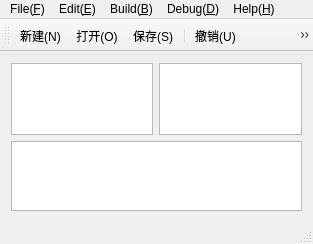
Qt form mainwindow.ui (SwJay/Qt_MipsAssemblr) before a commit.
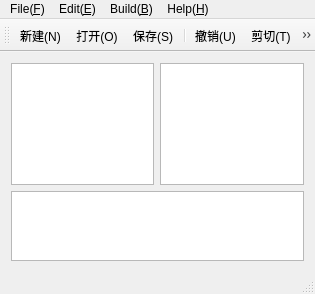
The same form after that commit. Icons and pictures are not drawn.

What changed in the file:
```diff
--- a/mainwindow.ui
+++ b/mainwindow.ui
@@ -6,8 +6,8 @@
    <rect>
     <x>0</x>
     <y>0</y>
-    <width>313</width>
-    <height>244</height>
+    <width>315</width>
+    <height>294</height>
    </rect>
   </property>
   <property name="sizePolicy">
@@ -64,7 +64,7 @@
     <rect>
      <x>0</x>
      <y>0</y>
-     <width>313</width>
+     <width>315</width>
      <height>17</height>
     </rect>
    </property>
@@ -101,15 +101,6 @@
     <addaction name="actionCoe"/>
     <addaction name="action"/>
    </widget>
-   <widget class="QMenu" name="menuDebug">
-    <property name="title">
-     <string>Debug(&amp;D)</string>
-    </property>
-    <addaction name="action_Step"/>
-    <addaction name="action_Jal"/>
-    <addaction name="action_2"/>
-    <addaction name="action_3"/>
-   </widget>
    <widget class="QMenu" name="menuHelp_H">
     <property name="title">
      <string>Help(&amp;H)</string>
@@ -119,7 +110,6 @@
    <addaction name="menu_F"/>
    <addaction name="menuEdit_E"/>
    <addaction name="menuBuild_B"/>
-   <addaction name="menuDebug"/>
    <addaction name="menuHelp_H"/>
   </widget>
   <widget class="QToolBar" name="mainToolBar">
```
Left out of the diff: 63 changed lines with no effect on the pictures.
